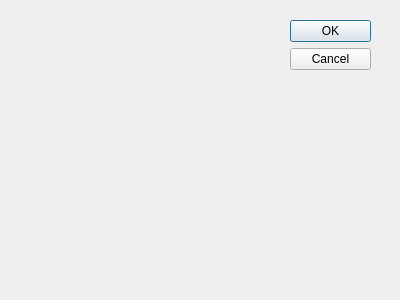
Above: editword.ui from viettungvuong/CS163 before the change. Below: the same form after it.
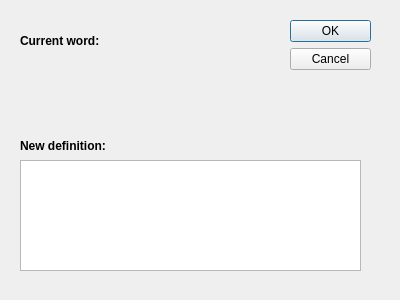
That is the form after the change.

Commit message: them 2 window

```diff
--- a/editword.ui
+++ b/editword.ui
@@ -31,6 +31,73 @@
     <set>QDialogButtonBox::Cancel|QDialogButtonBox::Ok</set>
    </property>
   </widget>
+  <widget class="QLabel" name="label">
+   <property name="geometry">
+    <rect>
+     <x>20</x>
+     <y>30</y>
+     <width>91</width>
+     <height>21</height>
+    </rect>
+   </property>
+   <property name="font">
+    <font>
+     <family>Arial</family>
+     <bold>true</bold>
+    </font>
+   </property>
+   <property name="text">
+    <string>Current word:</string>
+   </property>
+  </widget>
+  <widget class="QLabel" name="label_2">
+   <property name="geometry">
+    <rect>
+     <x>20</x>
+     <y>50</y>
+     <width>91</width>
+     <height>21</height>
+    </rect>
+   </property>
+   <property name="font">
+    <font>
+     <family>Arial</family>
+     <bold>false</bold>
+    </font>
+   </property>
+   <property name="text">
+    <string/>
+   </property>
+  </widget>
+  <widget class="QLabel" name="label_3">
+   <property name="geometry">
+    <rect>
+     <x>20</x>
+     <y>130</y>
+     <width>101</width>
+     <height>31</height>
+    </rect>
+   </property>
+   <property name="font">
+    <font>
+     <family>Arial</family>
+     <bold>true</bold>
+    </font>
+   </property>
+   <property name="text">
+    <string>New definition:</string>
+   </property>
+  </widget>
+  <widget class="QTextEdit" name="textEdit">
+   <property name="geometry">
+    <rect>
+     <x>20</x>
+     <y>160</y>
+     <width>341</width>
+     <height>111</height>
+    </rect>
+   </property>
+  </widget>
  </widget>
  <pixmapfunction/>
  <resources/>
```
Left out of the diff: 9 changed lines with no effect on the pictures. The commit also changes 1 other file.
